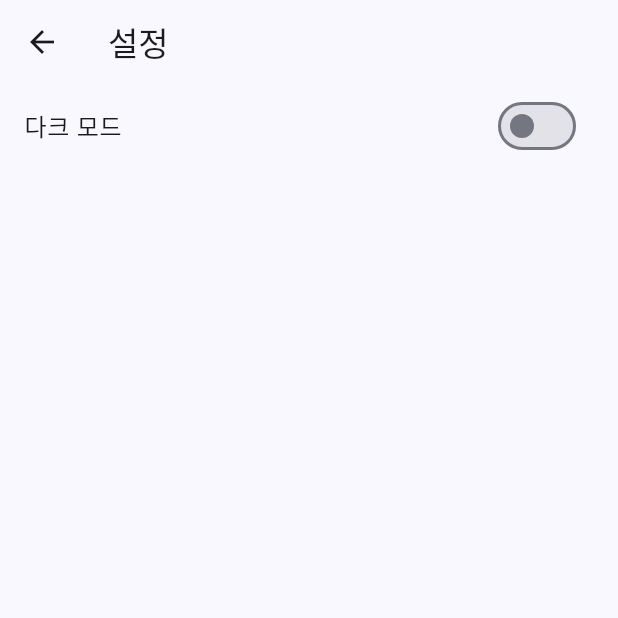
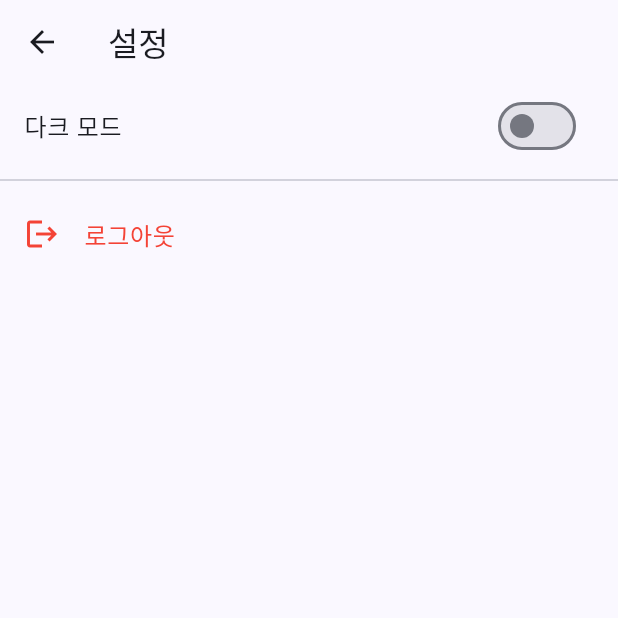
Before and after one commit to J1NWAN/url_check, a Flutter app: the SettingScreen screen opened by its route, on a phone screen of 412 x 824 dp, the top half of it. Run offline on Flutter 3.47's test engine with Material 3 defaults, Android fonts, the phone set to English and light mode, and no system bars; our stand-ins replace cloud_firestore, dropdown_button2, firebase_core, fl_chart, flutter_riverpod, freezed_annotation and 4 more; accounts and stored records are empty; generated files the repository leaves out were written again.

Commit message:
feat: 임시 로그아웃 기능 추가

```diff
--- a/lib/features/setting/view/setting_screen.dart
+++ b/lib/features/setting/view/setting_screen.dart
@@ -1,5 +1,6 @@
 import 'package:flutter/material.dart';
 import 'package:flutter_riverpod/flutter_riverpod.dart';
+import 'package:url_check/core/dialog/custom_dialog.dart';
 import 'package:url_check/core/theme/theme_view_model.dart';
 import 'package:go_router/go_router.dart';
 
@@ -35,6 +36,24 @@ class SettingScreen extends ConsumerWidget {
               },
             ),
           ),
+          const Divider(),
+          ListTile(
+            leading: const Icon(Icons.logout, color: Colors.red),
+            title: const Text('로그아웃', style: TextStyle(color: Colors.red)),
+            onTap: () {
+              CustomDialog.show(
+                context,
+                title: '로그아웃',
+                content: '정말 로그아웃 하시겠습니까?',
+                showIcon: false,
+                confirmText: '로그아웃',
+                cancelText: '취소',
+                onConfirm: () {
+                  context.go('/login');
+                },
+              );
+            },
+          ),
         ],
       ),
     );
```
